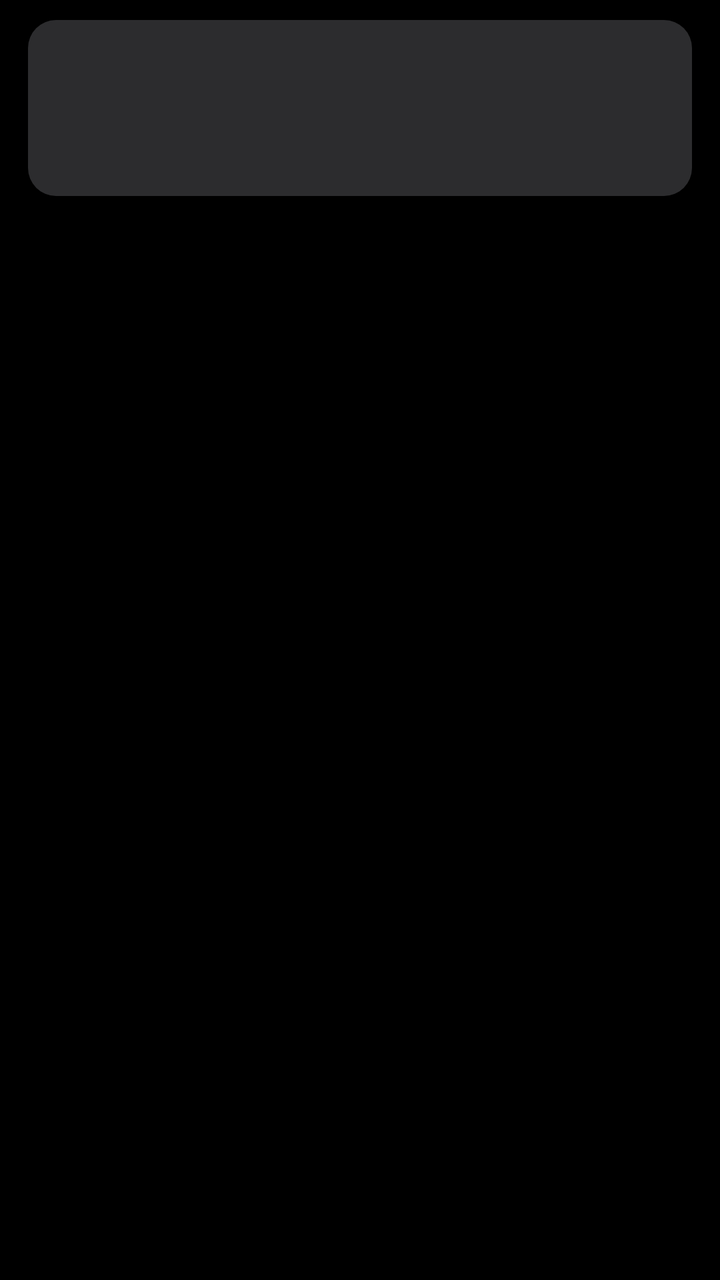
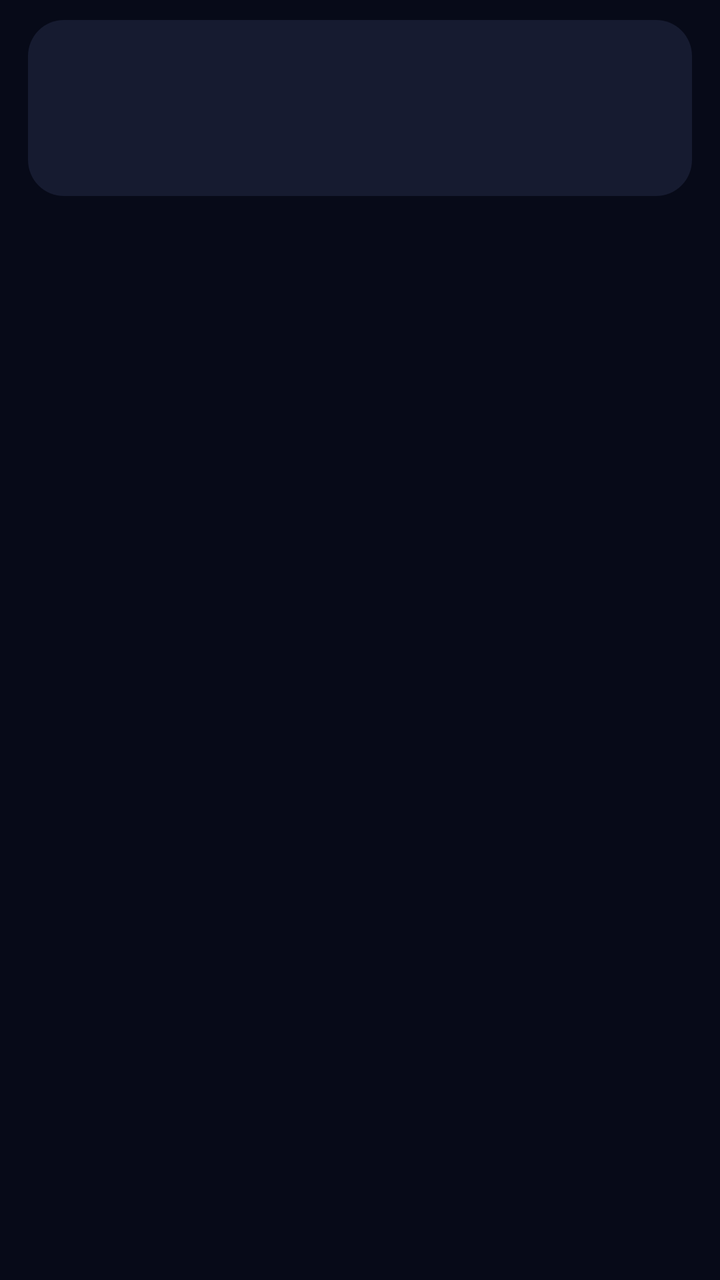

An Android layout rendered at two revisions. The XML below is the earlier revision; the diff shows what the commit changed to produce the second picture.
<!-- AndroidManifest.xml: application theme Theme.Klar -->
<!-- res/layout/item_tile.xml -->
<?xml version="1.0" encoding="utf-8"?>
<LinearLayout xmlns:android="http://schemas.android.com/apk/res/android"
    android:layout_width="match_parent"
    android:layout_height="wrap_content"
    android:clipChildren="false"
    android:clipToPadding="false"
    android:orientation="vertical"
    android:paddingStart="14dp"
    android:paddingTop="10dp"
    android:paddingEnd="14dp">

    <FrameLayout
        android:id="@+id/card"
        android:layout_width="match_parent"
        android:layout_height="88dp"
        android:background="@drawable/tile_bg"
        android:focusable="true"
        android:focusableInTouchMode="true">

        
        <ImageView
            android:id="@+id/banner"
            android:layout_width="match_parent"
            android:layout_height="match_parent"
            android:importantForAccessibility="no"
            android:scaleType="centerCrop"
            android:visibility="gone" />

        
        <ImageView
            android:id="@+id/icon"
            android:layout_width="52dp"
            android:layout_height="52dp"
            android:layout_gravity="center"
            android:importantForAccessibility="no" />

        <View
            android:id="@+id/sheen"
            android:layout_width="match_parent"
            android:layout_height="match_parent"
            android:alpha="0"
            android:background="@drawable/tile_sheen" />

        <View
            android:id="@+id/pin"
            android:layout_width="6dp"
            android:layout_height="6dp"
            android:layout_gravity="top|end"
            android:layout_margin="9dp"
            android:background="@drawable/pin_dot"
            android:visibility="gone" />
    </FrameLayout>

    
    <TextView
        android:id="@+id/label"
        android:layout_width="match_parent"
        android:layout_height="wrap_content"
        android:layout_marginTop="14dp"
        android:alpha="0"
        android:ellipsize="end"
        android:fontFamily="sans-serif-medium"
        android:gravity="center"
        android:maxLines="1"
        android:textColor="@color/text"
        android:textSize="14sp" />
</LinearLayout>
<!-- resources referenced by this layout -->
<resources>
  <color name="text">#FFFFFF</color>
  <!-- drawable pin_dot (drawable) -->
  <?xml version="1.0" encoding="utf-8"?>
  <shape xmlns:android="http://schemas.android.com/apk/res/android" android:shape="oval">
      <solid android:color="#CCFFFFFF" />
      <size android:width="6dp" android:height="6dp" />
  </shape>
  <!-- drawable tile_bg (drawable) -->
  <?xml version="1.0" encoding="utf-8"?>
  <shape xmlns:android="http://schemas.android.com/apk/res/android">
      <solid android:color="@color/fill" />
      <corners android:radius="14dp" />
  </shape>
  <!-- drawable tile_sheen (drawable) -->
  <?xml version="1.0" encoding="utf-8"?>
  <shape xmlns:android="http://schemas.android.com/apk/res/android">
      <gradient android:angle="270" android:startColor="#33FFFFFF" android:centerColor="#00FFFFFF"
          android:endColor="#00FFFFFF" />
      <corners android:radius="14dp" />
  </shape>
  <style name="Theme.Klar" parent="@android:style/Theme.Material.NoActionBar.Fullscreen">
          <item name="android:windowBackground">@color/bg</item>
          <item name="android:colorAccent">@color/focus</item>
          <item name="android:textColor">@color/text</item>
          <item name="android:windowAnimationStyle">@null</item>
      </style>
  <color name="fill">#2C2C2E</color>
  <color name="bg">#000000</color>
  <color name="focus">#FFFFFF</color>
</resources>

<!-- the commit's change to res/layout/item_tile.xml (unified diff, before → after) -->
@@ -43,8 +43,8 @@
 
         <View
             android:id="@+id/pin"
-            android:layout_width="6dp"
-            android:layout_height="6dp"
+            android:layout_width="10dp"
+            android:layout_height="10dp"
             android:layout_gravity="top|end"
             android:layout_margin="9dp"
             android:background="@drawable/pin_dot"
<!-- resource entries referenced after the edit -->
@@ -4,30 +4,31 @@
   <!-- drawable pin_dot (drawable) -->
   <?xml version="1.0" encoding="utf-8"?>
   <shape xmlns:android="http://schemas.android.com/apk/res/android" android:shape="oval">
-      <solid android:color="#CCFFFFFF" />
-      <size android:width="6dp" android:height="6dp" />
+      <solid android:color="@color/accent" />
+      <stroke android:width="1.5dp" android:color="#FFFFFF" />
+      <size android:width="10dp" android:height="10dp" />
   </shape>
   <!-- drawable tile_bg (drawable) -->
   <?xml version="1.0" encoding="utf-8"?>
   <shape xmlns:android="http://schemas.android.com/apk/res/android">
-      <solid android:color="@color/fill" />
-      <corners android:radius="14dp" />
+      <solid android:color="@color/surface" />
+      <corners android:radius="18dp" />
   </shape>
   <!-- drawable tile_sheen (drawable) -->
   <?xml version="1.0" encoding="utf-8"?>
   <shape xmlns:android="http://schemas.android.com/apk/res/android">
       <gradient android:angle="270" android:startColor="#33FFFFFF" android:centerColor="#00FFFFFF"
           android:endColor="#00FFFFFF" />
-      <corners android:radius="14dp" />
+      <corners android:radius="18dp" />
   </shape>
   <style name="Theme.Klar" parent="@android:style/Theme.Material.NoActionBar.Fullscreen">
           <item name="android:windowBackground">@color/bg</item>
-          <item name="android:colorAccent">@color/focus</item>
+          <item name="android:colorAccent">@color/accent</item>
           <item name="android:textColor">@color/text</item>
           <item name="android:windowAnimationStyle">@null</item>
       </style>
-  <color name="fill">#2C2C2E</color>
-  <color name="bg">#000000</color>
-  <color name="focus">#FFFFFF</color>
+  <color name="accent">#0A84FF</color>
+  <color name="surface">#161B30</color>
+  <color name="bg">#070A18</color>
 </resources>
 
